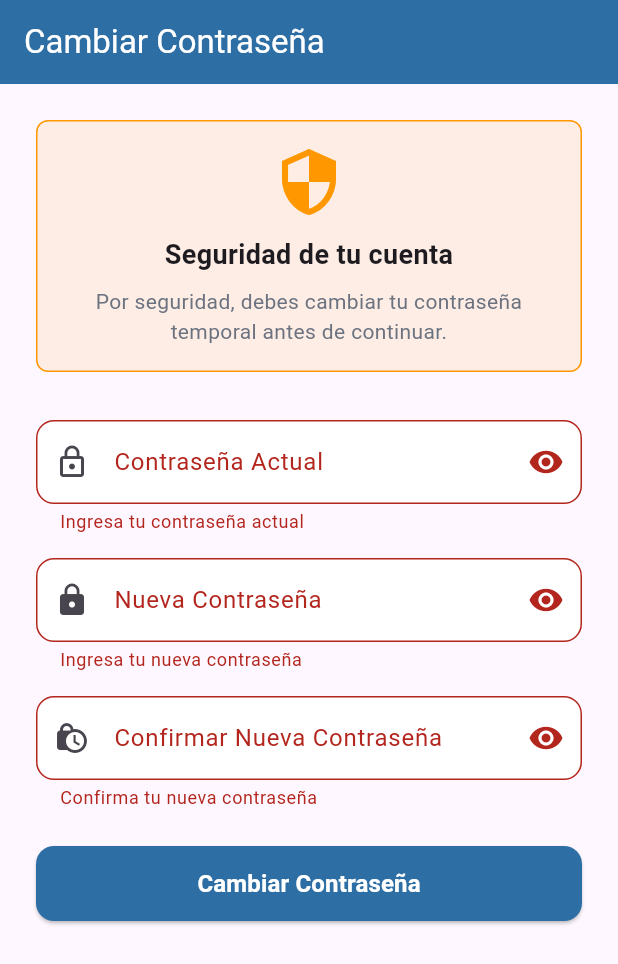
After one commit to otherprogrammer/Sistema-de-asistencias-via-GPS, a Flutter app: the ChangePasswordScreen screen opened by its route, after a tap on "Cambiar Contraseña", on a phone screen of 412 x 824 dp. The commit adds this screen. Shown: the top 964 px of the screen. Run offline on Flutter 3.47's test engine with Material 3 defaults, Android fonts, the phone set to English and light mode, and no system bars; our stand-ins replace cloud_firestore, firebase_auth, firebase_core, geolocator, shared_preferences; accounts and stored records are empty.

Commit message:
Funcionalidades de cambio de contraseña y seleccionar obra al primer inicio de sesión

```diff
--- a/lib/models/user_model.dart
+++ b/lib/models/user_model.dart
@@ -6,6 +6,8 @@ class UserModel {
   final String fullName;
   final String? assignedWorksiteId;
   final bool isActive;
+  final bool hasChangedPassword; // Nuevo campo
+  final bool hasSelectedWorksite; // Nuevo campo
 
   UserModel({
     required this.uid,
@@ -15,6 +17,8 @@ class UserModel {
     required this.fullName,
     this.assignedWorksiteId,
     this.isActive = true,
+    this.hasChangedPassword = false,
+    this.hasSelectedWorksite = false,
   });
 
   factory UserModel.fromFirestore(Map<String, dynamic> data, String uid) {
@@ -26,6 +30,8 @@ class UserModel {
       fullName: data['fullName'] ?? '',
       assignedWorksiteId: data['assignedWorksiteId'],
       isActive: data['isActive'] ?? true,
+      hasChangedPassword: data['hasChangedPassword'] ?? false,
+      hasSelectedWorksite: data['hasSelectedWorksite'] ?? false,
     );
   }
 
@@ -37,6 +43,8 @@ class UserModel {
       'fullName': fullName,
       'assignedWorksiteId': assignedWorksiteId,
       'isActive': isActive,
+      'hasChangedPassword': hasChangedPassword,
+      'hasSelectedWorksite': hasSelectedWorksite,
     };
   }
 
--- /dev/null
+++ b/lib/screens/worker/change_password_screen.dart
@@ -0,0 +1,278 @@
+import 'package:flutter/material.dart';
+import 'package:provider/provider.dart';
+import '../../constants/app_colors.dart';
+import '../../services/auth_service.dart';
+
+class ChangePasswordScreen extends StatefulWidget {
+  final bool isFirstTime;
+
+  const ChangePasswordScreen({super.key, this.isFirstTime = false});
+
+  @override
+  State<ChangePasswordScreen> createState() => _ChangePasswordScreenState();
+}
+
+class _ChangePasswordScreenState extends State<ChangePasswordScreen> {
+  final _formKey = GlobalKey<FormState>();
+  final _currentPasswordController = TextEditingController();
+  final _newPasswordController = TextEditingController();
+  final _confirmPasswordController = TextEditingController();
+  bool _isLoading = false;
+  bool _obscureCurrentPassword = true;
+  bool _obscureNewPassword = true;
+  bool _obscureConfirmPassword = true;
+
+  @override
+  void dispose() {
+    _currentPasswordController.dispose();
+    _newPasswordController.dispose();
+    _confirmPasswordController.dispose();
+    super.dispose();
+  }
+
+  @override
+  Widget build(BuildContext context) {
+    return PopScope(
+      canPop: !widget.isFirstTime, // No permitir retroceder si es primera vez
+      child: Scaffold(
+        appBar: AppBar(
+          title: Text(widget.isFirstTime ? 'Cambiar Contraseña' : 'Cambiar Contraseña'),
+          backgroundColor: AppColors.primary,
+          foregroundColor: AppColors.textOnPrimary,
+          automaticallyImplyLeading: !widget.isFirstTime,
+        ),
+        body: SingleChildScrollView(
+          padding: const EdgeInsets.all(24.0),
+          child: Form(
+            key: _formKey,
+            child: Column(
+              crossAxisAlignment: CrossAxisAlignment.stretch,
+              children: [
+                if (widget.isFirstTime) ...[
+                  Container(
+                    padding: const EdgeInsets.all(16),
+                    decoration: BoxDecoration(
+                      color: AppColors.warning.withOpacity(0.1),
+                      borderRadius: BorderRadius.circular(8),
+                      border: Border.all(color: AppColors.warning),
+                    ),
+                    child: Column(
+                      children: [
+                        Icon(Icons.security, color: AppColors.warning, size: 48),
+                        const SizedBox(height: 12),
+                        const Text(
+                          'Seguridad de tu cuenta',
+                          style: TextStyle(
+                            fontWeight: FontWeight.bold,
+                            fontSize: 18,
+                          ),
+                          textAlign: TextAlign.center,
+                        ),
+                        const SizedBox(height: 8),
+                        Text(
+                          'Por seguridad, debes cambiar tu contraseña temporal antes de continuar.',
+                          style: TextStyle(color: AppColors.textSecondary),
+                          textAlign: TextAlign.center,
+                        ),
+                      ],
+                    ),
+                  ),
+                  const SizedBox(height: 32),
+                ],
+
+                // Contraseña actual
+                TextFormField(
+                  controller: _currentPasswordController,
+                  decoration: InputDecoration(
+                    labelText: 'Contraseña Actual',
+                    hintText: 'Ingresa tu contraseña actual',
+                    prefixIcon: const Icon(Icons.lock_outline),
+                    suffixIcon: IconButton(
+                      icon: Icon(_obscureCurrentPassword ? Icons.visibility : Icons.visibility_off),
+                      onPressed: () {
+                        setState(() {
+                          _obscureCurrentPassword = !_obscureCurrentPassword;
+                        });
+                      },
+                    ),
+                    border: OutlineInputBorder(
+                      borderRadius: BorderRadius.circular(12),
+                    ),
+                    filled: true,
+                    fillColor: Colors.white,
+                  ),
+                  obscureText: _obscureCurrentPassword,
+                  validator: (value) {
+                    if (value == null || value.isEmpty) {
+                      return 'Ingresa tu contraseña actual';
+                    }
+                    return null;
+                  },
+                ),
+                const SizedBox(height: 16),
+
+                // Nueva contraseña
+                TextFormField(
+                  controller: _newPasswordController,
+                  decoration: InputDecoration(
+                    labelText: 'Nueva Contraseña',
+                    hintText: 'Mínimo 6 caracteres',
+                    prefixIcon: const Icon(Icons.lock),
+                    suffixIcon: IconButton(
+                      icon: Icon(_obscureNewPassword ? Icons.visibility : Icons.visibility_off),
+                      onPressed: () {
+                        setState(() {
+                          _obscureNewPassword = !_obscureNewPassword;
+                        });
+                      },
+                    ),
+                    border: OutlineInputBorder(
+                      borderRadius: BorderRadius.circular(12),
+                    ),
+                    filled: true,
+                    fillColor: Colors.white,
+                  ),
+                  obscureText: _obscureNewPassword,
+                  validator: (value) {
+                    if (value == null || value.isEmpty) {
+                      return 'Ingresa tu nueva contraseña';
+                    }
+                    if (value.length < 6) {
+                      return 'La contraseña debe tener al menos 6 caracteres';
+                    }
+                    if (value == _currentPasswordController.text) {
+                      return 'La nueva contraseña debe ser diferente a la actual';
+                    }
+                    return null;
+                  },
+                ),
+                const SizedBox(height: 16),
+
+                // Confirmar contraseña
+                TextFormField(
+                  controller: _confirmPasswordController,
+                  decoration: InputDecoration(
+                    labelText: 'Confirmar Nueva Contraseña',
+                    hintText: 'Repite tu nueva contraseña',
+                    prefixIcon: const Icon(Icons.lock_clock),
+                    suffixIcon: IconButton(
+                      icon: Icon(_obscureConfirmPassword ? Icons.visibility : Icons.visibility_off),
+                      onPressed: () {
+                        setState(() {
+                          _obscureConfirmPassword = !_obscureConfirmPassword;
+                        });
+                      },
+                    ),
+                    border: OutlineInputBorder(
+                      borderRadius: BorderRadius.circular(12),
+                    ),
+                    filled: true,
+                    fillColor: Colors.white,
+                  ),
+                  obscureText: _obscureConfirmPassword,
+                  validator: (value) {
+                    if (value == null || value.isEmpty) {
+                      return 'Confirma tu nueva contraseña';
+                    }
+                    if (value != _newPasswordController.text) {
+                      return 'Las contraseñas no coinciden';
+                    }
+                    return null;
+                  },
+                ),
+                const SizedBox(height: 24),
+
+                // Botón de cambiar contraseña
+                SizedBox(
+                  height: 50,
+                  child: ElevatedButton(
+                    onPressed: _isLoading ? null : _handleChangePassword,
+                    style: ElevatedButton.styleFrom(
+                      backgroundColor: AppColors.primary,
+                      foregroundColor: Colors.white,
+                      shape: RoundedRectangleBorder(
+                        borderRadius: BorderRadius.circular(12),
+                      ),
+                    ),
+                    child: _isLoading
+                        ? const SizedBox(
+                            width: 20,
+                            height: 20,
+                            child: CircularProgressIndicator(
+                              color: Colors.white,
+                              strokeWidth: 2,
+                            ),
+                          )
+                        : const Text(
+                            'Cambiar Contraseña',
+                            style: TextStyle(fontSize: 16, fontWeight: FontWeight.bold),
+                          ),
+                  ),
+                ),
+
+                if (!widget.isFirstTime) ...[
+                  const SizedBox(height: 16),
+                  TextButton(
+                    onPressed: () => Navigator.of(context).pop(),
+                    child: const Text('Cancelar'),
+                  ),
+                ],
+              ],
+            ),
+          ),
+        ),
+      ),
+    );
+  }
+
+  Future<void> _handleChangePassword() async {
+    if (!_formKey.currentState!.validate()) return;
+
+    setState(() {
+      _isLoading = true;
+    });
+
+    try {
+      final authService = context.read<AuthService>();
+
+      bool success = await authService.changePassword(
+        _currentPasswordController.text,
+        _newPasswordController.text,
+      );
+
+      if (mounted) {
+        if (success) {
+          ScaffoldMessenger.of(context).showSnackBar(
+            const SnackBar(
+              content: Text('Contraseña cambiada exitosamente'),
+              backgroundColor: AppColors.success,
+            ),
+          );
+
+          if (widget.isFirstTime) {
+            // Si es primera vez, continuar al siguiente paso
+            Navigator.of(context).pushReplacementNamed('/select-worksite');
+          } else {
+            // Si no es primera vez, volver atrás
+            Navigator.of(context).pop();
+          }
+        }
+      }
+    } catch (e) {
+      if (mounted) {
+        ScaffoldMessenger.of(context).showSnackBar(
+          SnackBar(
+            content: Text('Error: ${e.toString()}'),
+            backgroundColor: AppColors.error,
+          ),
+        );
+      }
+    } finally {
+      if (mounted) {
+        setState(() {
+          _isLoading = false;
+        });
+      }
+    }
+  }
+}
```
Also changed, not shown: lib/main.dart (+26 -3 lines), lib/screens/worker/select_worksite_screen.dart (added, +326 -0 lines), lib/screens/worker/worker_home_screen.dart (+10 -10 lines), lib/services/auth_service.dart (+16 -3 lines).
